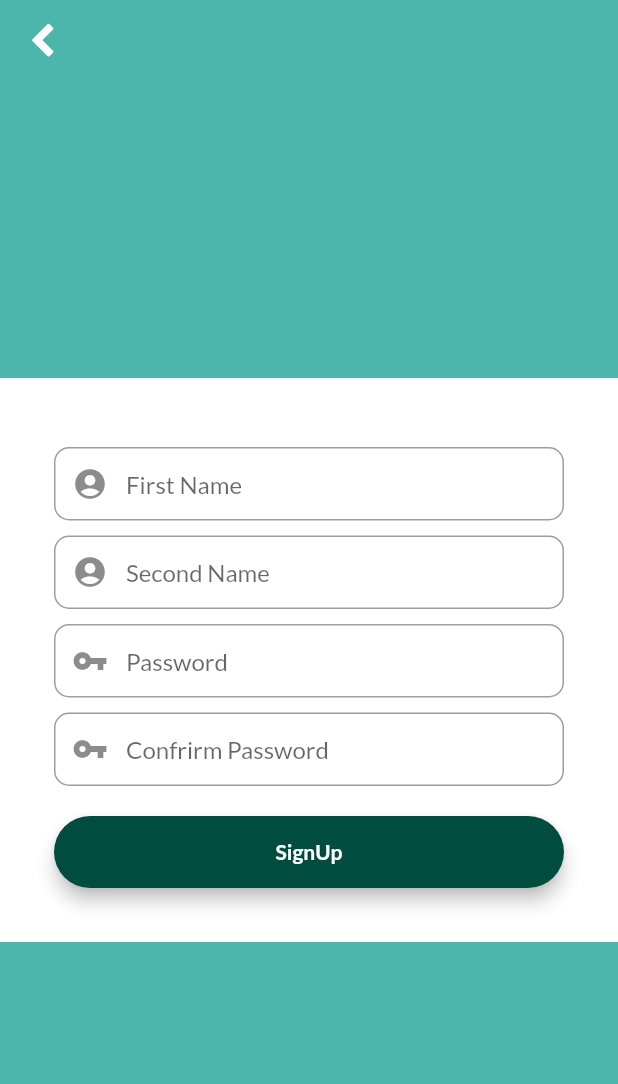
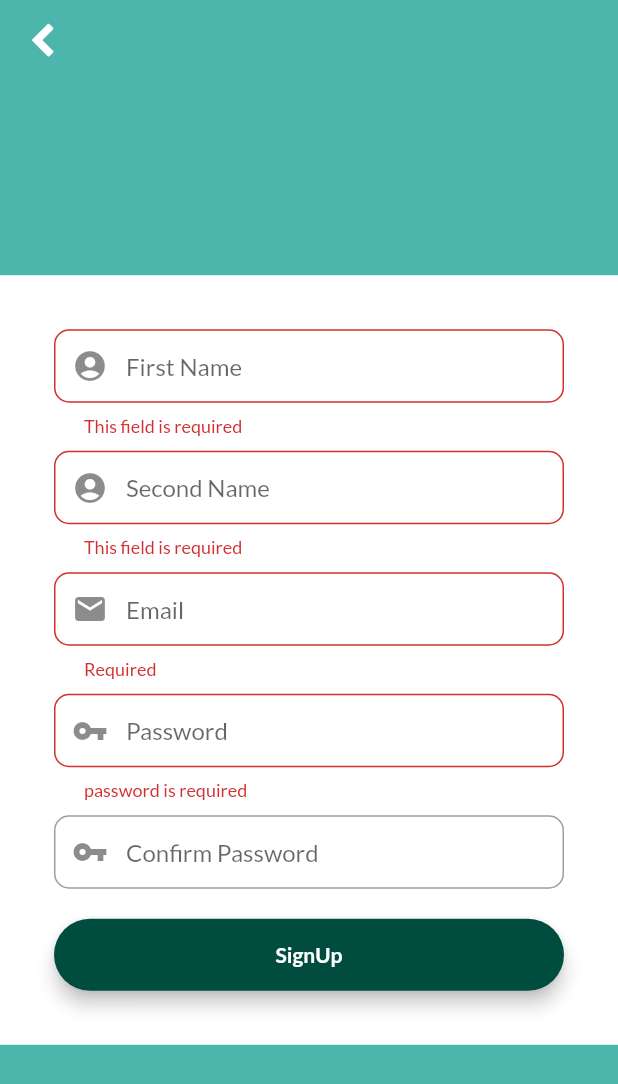
Before and after one commit to Hayuri12/Flutter-App, a Flutter app: the RegistrationSc screen opened directly, after a tap on "SignUp", on a phone screen of 412 x 824 dp. Shown: the top 1084 px of the screen. Run offline on Flutter 3.47's test engine with Material 2 defaults, Android fonts, the phone set to English and light mode, and no system bars; our stand-ins replace flutter_rating_bar, form_field_validator, google_fonts.

Commit message:
Fied Validation

```diff
--- a/lib/registration_page.dart
+++ b/lib/registration_page.dart
@@ -1,6 +1,6 @@
 import 'package:ecommer_shop/core/my_flutter_app.dart';
 import 'package:flutter/material.dart';
-
+import 'package:form_field_validator/form_field_validator.dart';
 import 'core/const.dart';
 
 class RegistrationSc extends StatefulWidget {
@@ -17,8 +17,7 @@ class _RegistrationScState extends State<RegistrationSc> {
   final TextEditingController SecondnameController = TextEditingController();
   final TextEditingController emailController = TextEditingController();
   final TextEditingController passwordController = TextEditingController();
-  final TextEditingController ConfirmpasswordController =
-      TextEditingController();
+  final TextEditingController ConfirmpasswordController = TextEditingController();
 
   @override
   Widget build(BuildContext context) {
@@ -27,7 +26,7 @@ class _RegistrationScState extends State<RegistrationSc> {
       controller: FirstNameController,
       keyboardType: TextInputType.name,
       onSaved: (value) {
-        emailController.text = value!;
+        FirstNameController.text = value!;
       },
       textInputAction: TextInputAction.next,
       decoration: InputDecoration(
@@ -35,6 +34,7 @@ class _RegistrationScState extends State<RegistrationSc> {
           contentPadding: EdgeInsets.fromLTRB(20, 15, 20, 15),
           hintText: "First Name",
           border: OutlineInputBorder(borderRadius: BorderRadius.circular(10))),
+          validator: RequiredValidator(errorText: "This field is required"),
     );
 
     final secondNameField = TextFormField(
@@ -42,7 +42,7 @@ class _RegistrationScState extends State<RegistrationSc> {
       controller: SecondnameController,
       keyboardType: TextInputType.name,
       onSaved: (value) {
-        emailController.text = value!;
+        SecondnameController.text = value!;
       },
       textInputAction: TextInputAction.next,
       decoration: InputDecoration(
@@ -50,6 +50,7 @@ class _RegistrationScState extends State<RegistrationSc> {
           contentPadding: EdgeInsets.fromLTRB(20, 15, 20, 15),
           hintText: "Second Name",
           border: OutlineInputBorder(borderRadius: BorderRadius.circular(10))),
+          validator: RequiredValidator(errorText: "This field is required"),
     );
 
     final mailField = TextFormField(
@@ -59,6 +60,12 @@ class _RegistrationScState extends State<RegistrationSc> {
       onSaved: (value) {
         emailController.text = value!;
       },
+      validator: MultiValidator([
+        RequiredValidator(errorText: "Required"),
+        EmailValidator(errorText: "This Email is not Valid "),
+
+
+      ]),
       textInputAction: TextInputAction.next,
       decoration: InputDecoration(
           prefixIcon: Icon(Icons.mail),
@@ -66,35 +73,47 @@ class _RegistrationScState extends State<RegistrationSc> {
           hintText: "Email",
           border: OutlineInputBorder(borderRadius: BorderRadius.circular(10))),
     );
-
     final passField = TextFormField(
       autofocus: false,
       controller: passwordController,
       obscureText: true,
       onSaved: (value) {
-        emailController.text = value!;
+        passwordController.text = value!;
+      },
+      textInputAction: TextInputAction.next,
+      decoration: InputDecoration(
+          prefixIcon: Icon(Icons.vpn_key),
+          contentPadding: EdgeInsets.fromLTRB(20, 15, 20, 15),
+          hintText: "Password",
+          border: OutlineInputBorder(borderRadius: BorderRadius.circular(10))
+
+          ),
+
+      validator: MultiValidator([
+        RequiredValidator(errorText: 'password is required'),
+        MinLengthValidator(8, errorText: 'password must be at least 8 digits long'),
+        PatternValidator(r'(?=.*?[#?!@$%^&*-])', errorText: 'passwords must have at least one special character')
+      ]),
+    );
+
+
+    final ConfirmpassField = TextFormField(
+      autofocus: false,
+      controller: ConfirmpasswordController,
+      obscureText: true,
+
+
+      onSaved: (value) {
+        ConfirmpasswordController.text = value!;
       },
       textInputAction: TextInputAction.done,
       decoration: InputDecoration(
           prefixIcon: Icon(Icons.vpn_key),
           contentPadding: EdgeInsets.fromLTRB(20, 15, 20, 15),
-          hintText: "Password",
+          hintText: "Confirm Password",
           border: OutlineInputBorder(borderRadius: BorderRadius.circular(10))),
-    );
 
-    final ConfirmpassField = TextFormField(
-      autofocus: false,
-      controller: ConfirmpasswordController,
-      obscureText: true,
-      onSaved: (value) {
-        emailController.text = value!;
-      },
-      textInputAction: TextInputAction.done,
-      decoration: InputDecoration(
-          prefixIcon: Icon(Icons.vpn_key),
-          contentPadding: EdgeInsets.fromLTRB(20, 15, 20, 15),
-          hintText: "Confrirm Password",
-          border: OutlineInputBorder(borderRadius: BorderRadius.circular(10))),
+
     );
 
     final SignUpButton = Material(
@@ -105,7 +124,9 @@ class _RegistrationScState extends State<RegistrationSc> {
         padding: EdgeInsets.fromLTRB(20, 15, 20, 15),
         minWidth: MediaQuery.of(context).size.width,
 
-        onPressed: (){},
+        onPressed: (){
+          final isValidForm = _formKey.currentState!.validate();
+        },
         child: const Text(
           "SignUp",
           textAlign: TextAlign.center,
@@ -124,7 +145,7 @@ class _RegistrationScState extends State<RegistrationSc> {
         backgroundColor: AppColors.two,
         elevation: 0,
         leading: IconButton(
-          icon: Icon(MyFlutterApp.left_open),
+          icon: const Icon(MyFlutterApp.left_open),
           onPressed: () {
             Navigator.pop(context);
            },
@@ -144,10 +165,12 @@ class _RegistrationScState extends State<RegistrationSc> {
                     crossAxisAlignment: CrossAxisAlignment.center,
                     children: <Widget>[
                       // SizedBox(height: 200, child : Image.asset("assets/logo.png", fit: BoxFit.contain,)
-                      SizedBox(height: 10),
+
                       firstNameField,
                       SizedBox(height: 10),
                       secondNameField,
+                      SizedBox(height: 10),
+                      mailField,
                       SizedBox(height: 10),
                       passField,
                       SizedBox(height: 10),
--- a/pubspec.yaml
+++ b/pubspec.yaml
@@ -37,6 +37,7 @@ dependencies:
   google_fonts: ^3.0.1
   flutter_rating_bar: ^4.0.1
   size_config: ^1.0.2
+  form_field_validator: ^1.1.0
 
 
 dev_dependencies:
```
Also changed, not shown: pubspec.lock.
